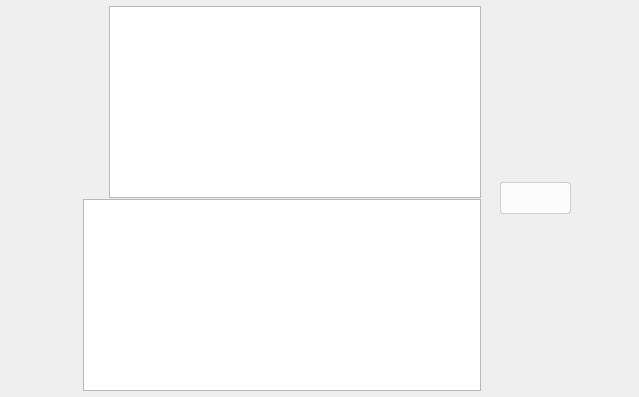
Qt form src/MEGASync/stalled_issues/gui/macx/StalledIssueHeader.ui (meganz/MEGAsync) before a commit.
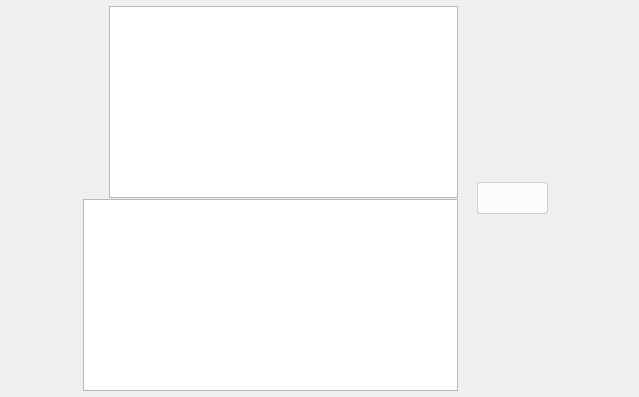
The same form after that commit. Icons and pictures are not drawn. Custom widgets are drawn as their Qt base class.

What changed in the file:
```diff
--- a/src/MEGASync/stalled_issues/gui/macx/StalledIssueHeader.ui
+++ b/src/MEGASync/stalled_issues/gui/macx/StalledIssueHeader.ui
@@ -360,7 +360,7 @@
      </property>
      <layout class="QHBoxLayout" name="horizontalLayout_4">
       <property name="spacing">
-       <number>0</number>
+       <number>20</number>
       </property>
       <property name="leftMargin">
        <number>0</number>
@@ -408,7 +408,7 @@
        <widget class="QWidget" name="actionMessageContainer" native="true">
         <layout class="QHBoxLayout" name="horizontalLayout_5">
          <property name="spacing">
-          <number>5</number>
+          <number>2</number>
          </property>
          <property name="leftMargin">
           <number>0</number>
@@ -440,6 +440,18 @@
          </item>
          <item>
           <widget class="QLabel" name="actionMessageIcon">
+           <property name="minimumSize">
+            <size>
+             <width>16</width>
+             <height>16</height>
+            </size>
+           </property>
+           <property name="maximumSize">
+            <size>
+             <width>16</width>
+             <height>16</height>
+            </size>
+           </property>
            <property name="text">
             <string notr="true"/>
            </property>
```
